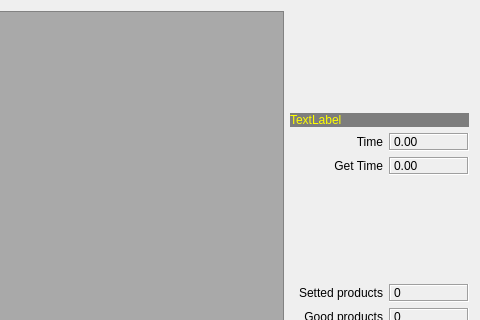
This is hcinstruction/ichcprogrammonitorframe.ui in dongdong-2009/3-5AxisRobot as Qt 5 draws it before an edit; both pictures show x 320 to 800 and y 0 to 320 of the 800 by 517 pixel window. The edited form follows.
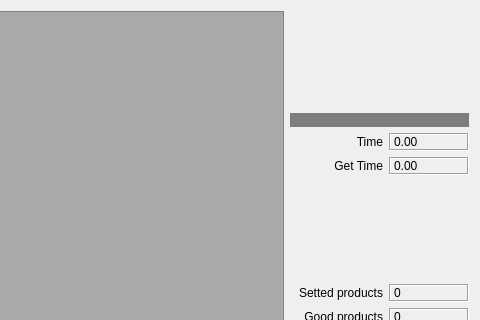
This is the edited form. Icons and pictures are not drawn. Custom widgets are drawn as their Qt base class.

Patch:
```diff
--- a/hcinstruction/ichcprogrammonitorframe.ui
+++ b/hcinstruction/ichcprogrammonitorframe.ui
@@ -175,7 +175,7 @@
 color: rgb(255, 255, 0);</string>
          </property>
          <property name="text">
-          <string>TextLabel</string>
+          <string/>
          </property>
         </widget>
        </item>
```
